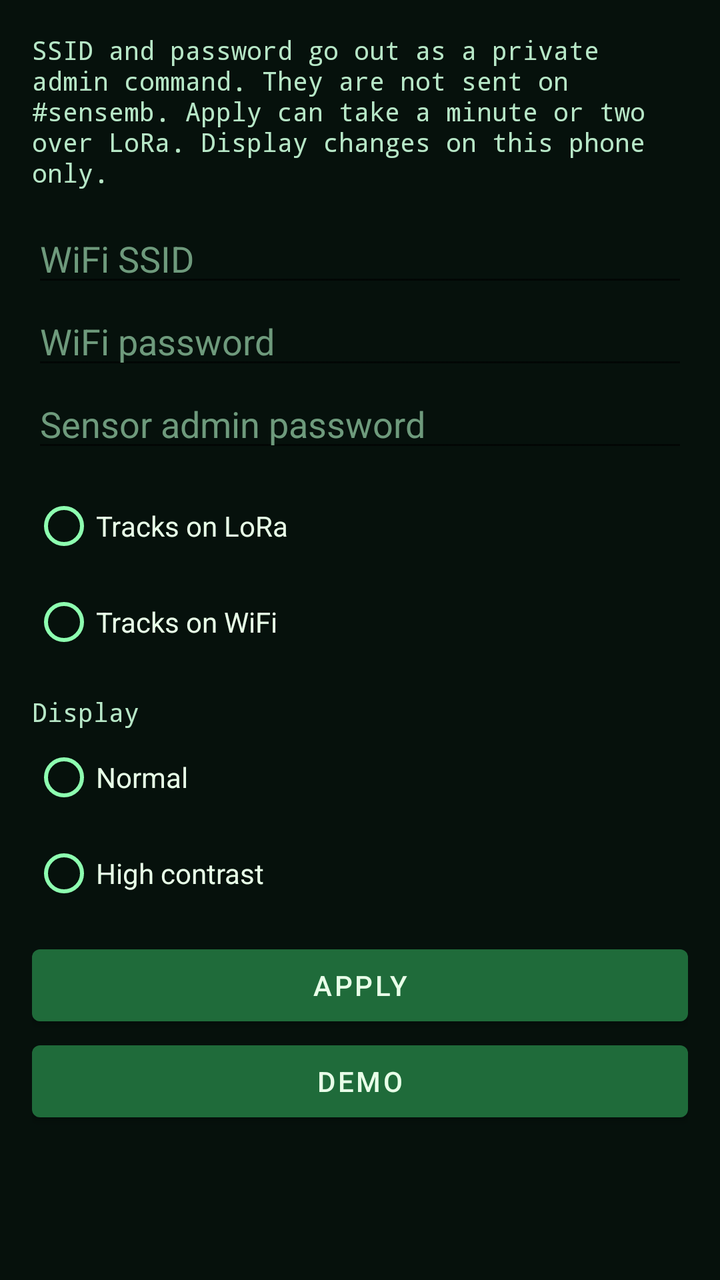
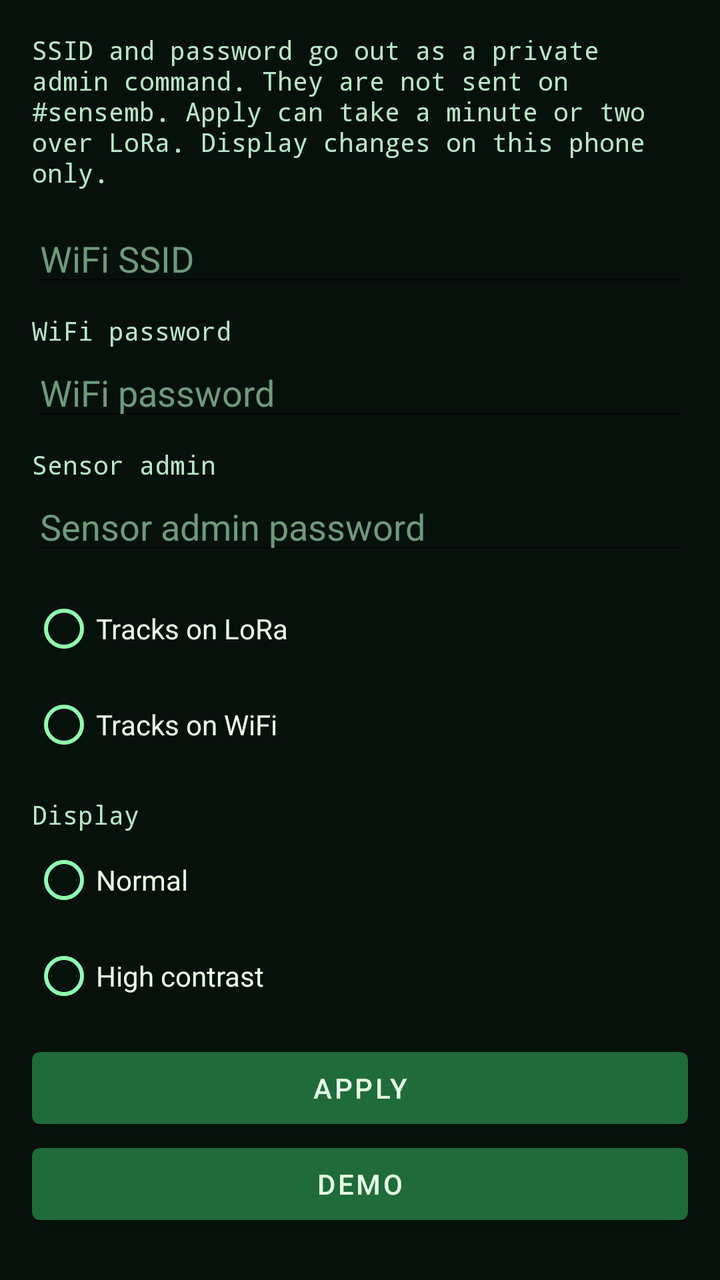

Compare the two renders of this Android layout. The source of the first and the diff that turns it into the second are given below.
<!-- AndroidManifest.xml: application theme Theme.H4Motion -->
<!-- res/layout/dialog_config.xml -->
<?xml version="1.0" encoding="utf-8"?>
<ScrollView xmlns:android="http://schemas.android.com/apk/res/android"
    android:id="@+id/configRoot"
    android:layout_width="match_parent"
    android:layout_height="wrap_content"
    android:background="#06110C">

    <LinearLayout
        android:layout_width="match_parent"
        android:layout_height="wrap_content"
        android:orientation="vertical"
        android:padding="16dp">

        <TextView
            android:id="@+id/configNote"
            android:layout_width="match_parent"
            android:layout_height="wrap_content"
            android:fontFamily="monospace"
            android:text="SSID and password go out as a private admin command. They are not sent on #sensemb. Apply can take a minute or two over LoRa. Display changes on this phone only."
            android:textColor="#B7E7C7"
            android:textSize="13sp" />

        <EditText
            android:id="@+id/ssid"
            android:layout_width="match_parent"
            android:layout_height="wrap_content"
            android:layout_marginTop="12dp"
            android:hint="WiFi SSID"
            android:importantForAutofill="no"
            android:inputType="text"
            android:textColor="#E8FFE8"
            android:textColorHint="#6E9A7C" />

        <EditText
            android:id="@+id/wifiPass"
            android:layout_width="match_parent"
            android:layout_height="wrap_content"
            android:hint="WiFi password"
            android:importantForAutofill="no"
            android:inputType="textPassword"
            android:textColor="#E8FFE8"
            android:textColorHint="#6E9A7C" />

        <EditText
            android:id="@+id/adminPass"
            android:layout_width="match_parent"
            android:layout_height="wrap_content"
            android:hint="Sensor admin password"
            android:importantForAutofill="no"
            android:inputType="textPassword"
            android:textColor="#E8FFE8"
            android:textColorHint="#6E9A7C" />

        <RadioGroup
            android:id="@+id/linkMode"
            android:layout_width="match_parent"
            android:layout_height="wrap_content"
            android:layout_marginTop="8dp">

            <RadioButton
                android:id="@+id/modeLora"
                android:layout_width="match_parent"
                android:layout_height="wrap_content"
                android:buttonTint="#8DFFB0"
                android:text="Tracks on LoRa"
                android:textColor="#E8FFE8" />

            <RadioButton
                android:id="@+id/modeWifi"
                android:layout_width="match_parent"
                android:layout_height="wrap_content"
                android:buttonTint="#8DFFB0"
                android:text="Tracks on WiFi"
                android:textColor="#E8FFE8" />
        </RadioGroup>

        <TextView
            android:id="@+id/displayLabel"
            android:layout_width="match_parent"
            android:layout_height="wrap_content"
            android:layout_marginTop="12dp"
            android:fontFamily="monospace"
            android:text="Display"
            android:textColor="#B7E7C7"
            android:textSize="13sp" />

        <RadioGroup
            android:id="@+id/contrastMode"
            android:layout_width="match_parent"
            android:layout_height="wrap_content">

            <RadioButton
                android:id="@+id/contrastNormal"
                android:layout_width="match_parent"
                android:layout_height="wrap_content"
                android:buttonTint="#8DFFB0"
                android:text="Normal"
                android:textColor="#E8FFE8" />

            <RadioButton
                android:id="@+id/contrastHigh"
                android:layout_width="match_parent"
                android:layout_height="wrap_content"
                android:buttonTint="#8DFFB0"
                android:text="High contrast"
                android:textColor="#E8FFE8" />
        </RadioGroup>

        <Button
            android:id="@+id/btnApply"
            android:layout_width="match_parent"
            android:layout_height="wrap_content"
            android:layout_marginTop="8dp"
            android:text="Apply" />

        <Button
            android:id="@+id/btnDemoRow"
            android:layout_width="match_parent"
            android:layout_height="wrap_content"
            android:text="Demo" />
    </LinearLayout>
</ScrollView>
<!-- resources referenced by this layout -->
<resources>
  <style name="Theme.H4Motion" parent="Theme.MaterialComponents.DayNight.NoActionBar">
          <item name="android:statusBarColor">#06110C</item>
          <item name="android:navigationBarColor">#06110C</item>
          <item name="android:windowBackground">#06110C</item>
          <item name="colorPrimary">#1F6B3A</item>
          <item name="colorOnPrimary">#E8FFE8</item>
      </style>
</resources>

<!-- the commit's change to res/layout/dialog_config.xml (unified diff, before → after) -->
@@ -31,15 +31,35 @@
             android:textColor="#E8FFE8"
             android:textColorHint="#6E9A7C" />
 
+        <TextView
+            android:id="@+id/wifiPassLabel"
+            android:layout_width="match_parent"
+            android:layout_height="wrap_content"
+            android:layout_marginTop="8dp"
+            android:fontFamily="monospace"
+            android:text="WiFi password"
+            android:textColor="#B7E7C7"
+            android:textSize="13sp" />
+
         <EditText
             android:id="@+id/wifiPass"
             android:layout_width="match_parent"
             android:layout_height="wrap_content"
             android:hint="WiFi password"
             android:importantForAutofill="no"
-            android:inputType="textPassword"
+            android:inputType="textVisiblePassword"
             android:textColor="#E8FFE8"
             android:textColorHint="#6E9A7C" />
+
+        <TextView
+            android:id="@+id/adminPassLabel"
+            android:layout_width="match_parent"
+            android:layout_height="wrap_content"
+            android:layout_marginTop="8dp"
+            android:fontFamily="monospace"
+            android:text="Sensor admin"
+            android:textColor="#B7E7C7"
+            android:textSize="13sp" />
 
         <EditText
             android:id="@+id/adminPass"
@@ -47,7 +67,7 @@
             android:layout_height="wrap_content"
             android:hint="Sensor admin password"
             android:importantForAutofill="no"
-            android:inputType="textPassword"
+            android:inputType="textVisiblePassword"
             android:textColor="#E8FFE8"
             android:textColorHint="#6E9A7C" />
 
